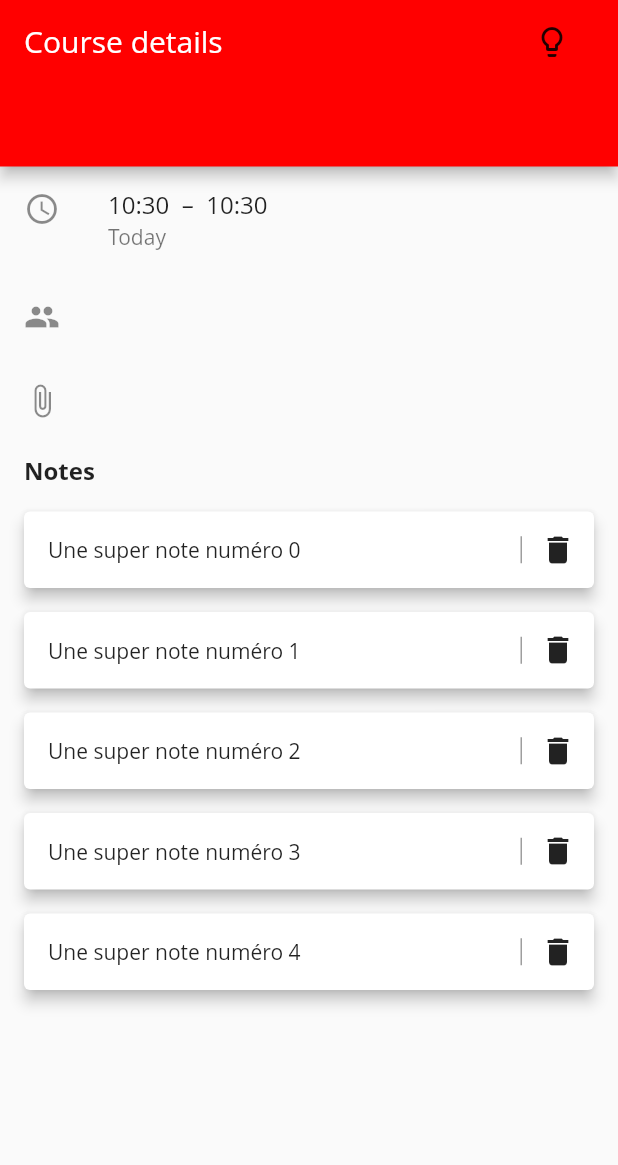
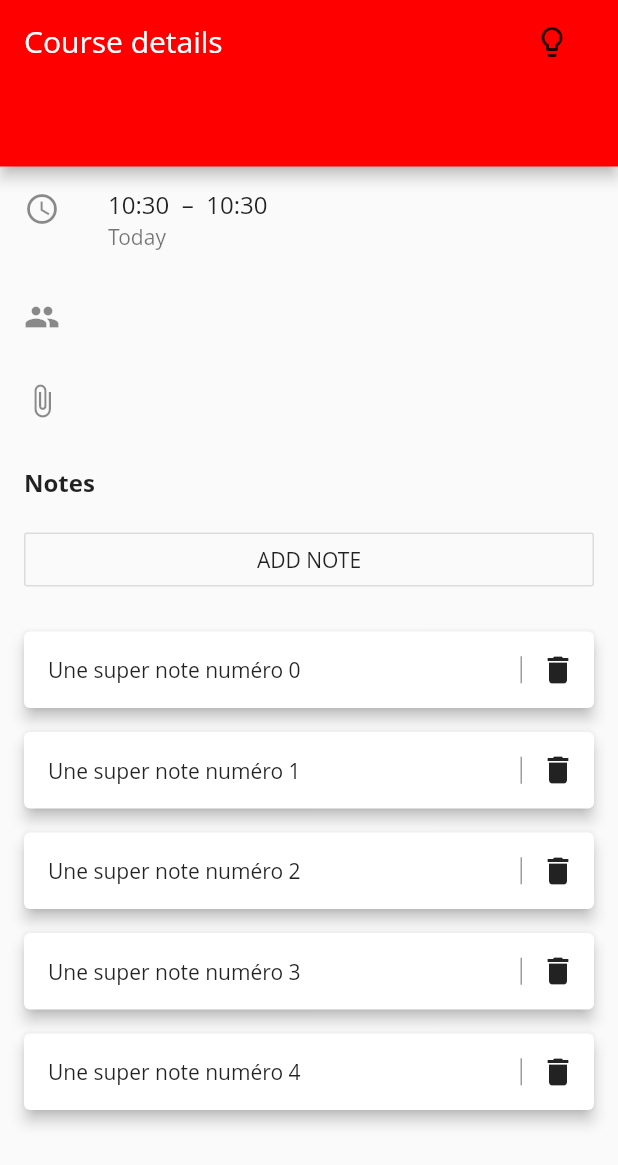
Before and after one commit to Pyozer/UnivAgenda, a Flutter app: the DetailCourse widget shown alone on an empty page, opened directly with empty values, on a phone screen of 412 x 824 dp. Shown: the top 1165 px of the screen. Run offline on Flutter 3.47's test engine with Material 2 defaults, Android fonts, the phone set to English and light mode, and no system bars; our stand-ins replace flutter_markdown, introduction_screen, shared_preferences; missing offline and left inert: material_pickers; accounts and stored records are empty; network calls fail; statements that could not run were skipped.

Commit message:
Amélioration design/code du détail d'un cours

```diff
--- a/lib/screens/appbar_screen.dart
+++ b/lib/screens/appbar_screen.dart
@@ -36,3 +36,26 @@ class AppbarPage extends StatelessWidget {
         floatingActionButton: fab);
   }
 }
+
+class AppbarSubTitle extends StatelessWidget {
+  final String subtitle;
+
+  const AppbarSubTitle({Key key, @required this.subtitle}) : super(key: key);
+
+  @override
+  Widget build(BuildContext context) {
+    final theme = Theme.of(context);
+    final textStyle = theme.primaryTextTheme.title.copyWith(fontSize: 17.0);
+
+    return Row(children: [
+      Expanded(
+          child: Material(
+              color: theme.primaryColor,
+              elevation: 4.0,
+              child: Padding(
+                  padding: const EdgeInsets.symmetric(
+                      horizontal: 20.0, vertical: 16.0),
+                  child: Text(subtitle, style: textStyle))))
+    ]);
+  }
+}
--- a/lib/screens/detail_course/detail_course.dart
+++ b/lib/screens/detail_course/detail_course.dart
@@ -6,7 +6,6 @@ import 'package:myagenda/screens/appbar_screen.dart';
 import 'package:myagenda/utils/date.dart';
 import 'package:myagenda/utils/translations.dart';
 import 'package:myagenda/widgets/course/course_note.dart';
-import 'package:myagenda/widgets/ui/about_card.dart';
 
 class DetailCourse extends StatefulWidget {
   final Course course;
@@ -21,29 +20,17 @@ class DetailCourse extends StatefulWidget {
 
 class _DetailCourseState extends State<DetailCourse> {
   List<Note> courseNotes = [];
+  String noteToAdd;
 
   @override
   void initState() {
     super.initState();
+    // TODO: TEMPORAIRE
     for (int i = 0; i < 5; i++) {
-      final noteTEST = Note(courseUid: "lol", text: "Une super note numéro $i");
-      widget.course.notes.add(noteTEST);
+      widget.course.notes.add(
+          Note(courseUid: widget.course.uid, text: "Une super note numéro $i"));
     }
     courseNotes = widget.course.notes;
-  }
-
-  Widget _buildHeader(ThemeData theme) {
-    return Row(children: [
-      Expanded(
-          child: Material(
-              color: theme.primaryColor,
-              elevation: 4.0,
-              child: Padding(
-                  padding: const EdgeInsets.symmetric(
-                      horizontal: 20.0, vertical: 16.0),
-                  child: Text(widget.course.title,
-                      style: const TextStyle(fontSize: 17.0)))))
-    ]);
   }
 
   List<Widget> _buildInfo(Translations translate, ThemeData theme) {
@@ -78,11 +65,22 @@ class _DetailCourseState extends State<DetailCourse> {
     listInfo.add(ListTile(
         leading: Icon(Icons.attach_file), title: Text(widget.course.uid)));
 
+    // TODO: Ajout traduction
     listInfo.add(Padding(
-      padding: const EdgeInsets.fromLTRB(16.0, 8.0, 16.0, 8.0),
-      child: Text("Notes",
-          style: TextStyle(fontSize: 16.0, fontWeight: FontWeight.w700)),
-    ));
+        padding: const EdgeInsets.only(left: 16.0, top: 16.0),
+        child: Text("Notes",
+            style:
+                const TextStyle(fontSize: 16.0, fontWeight: FontWeight.w700))));
+
+    // TODO: Ajouter traduction
+    listInfo.add(Padding(
+        padding: const EdgeInsets.all(16.0),
+        child: Row(children: [
+          Expanded(
+              child: OutlineButton(
+                  child: Text('ADD NOTE'), onPressed: _openAddNote))
+        ])));
+
     listInfo.addAll(_buildListNotes());
 
     return listInfo;
@@ -90,19 +88,54 @@ class _DetailCourseState extends State<DetailCourse> {
 
   List<Widget> _buildListNotes() {
     List<Widget> listNotes = [];
-    if (courseNotes.length > 0)
-      courseNotes.forEach((note) {
-        listNotes.add(CourseNote(
-            note: note,
-            onDelete: (noteToRemove) {
-              setState(() {
-                courseNotes.remove(note);
-              });
-            }));
-      });
-    else
-      listNotes.add(AboutCard(title: "Aucune note :/"));
+    courseNotes.forEach((note) {
+      listNotes.add(CourseNote(note: note, onDelete: _onNoteDeleted));
+    });
+
     return listNotes;
+  }
+
+  void _onNoteDeleted(Note noteToDelete) {
+    setState(() {
+      courseNotes.remove(noteToDelete);
+    });
+  }
+
+  void _openAddNote() {
+    showDialog(
+      context: context,
+      barrierDismissible: true,
+      builder: (BuildContext dialogContext) {
+        // TODO: Ajouter traduction
+        return AlertDialog(
+          title: Text('Add a note'),
+          content: TextField(
+              maxLines: 3,
+              decoration: InputDecoration(hintText: 'Enter the note'),
+              onChanged: (value) {
+                setState(() {
+                  noteToAdd = value;
+                });
+              }),
+          actions: [
+            FlatButton(
+              child: Text(Translations.of(context).get(StringKey.CANCEL).toUpperCase()),
+              onPressed: () => Navigator.of(dialogContext).pop(),
+            ),
+            FlatButton(
+              child: Text("ADD NOTE"),
+              onPressed: () {
+                setState(() {
+                  courseNotes
+                      .add(Note(courseUid: widget.course.uid, text: noteToAdd));
+                });
+                Navigator.of(dialogContext).pop();
+              },
+            )
+          ],
+        );
+      },
+    );
   }
 
   @override
@@ -115,7 +148,7 @@ class _DetailCourseState extends State<DetailCourse> {
         elevation: 0.0,
         body: Container(
             child: Column(children: [
-          _buildHeader(theme),
+          AppbarSubTitle(subtitle: widget.course.title),
           Expanded(child: ListView(children: _buildInfo(translate, theme)))
         ])));
   }
```
